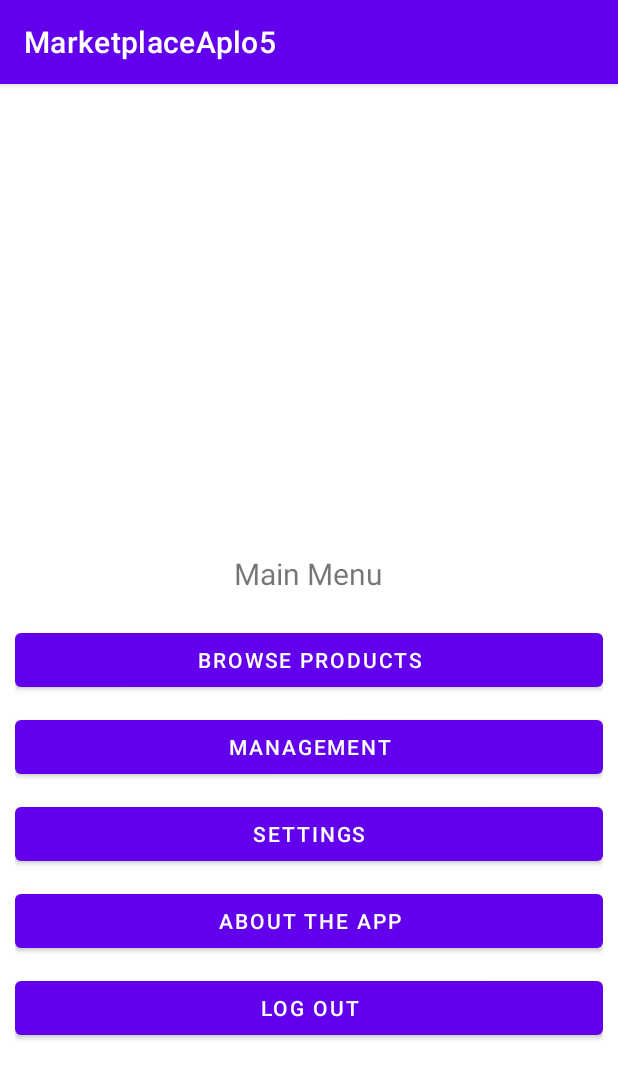
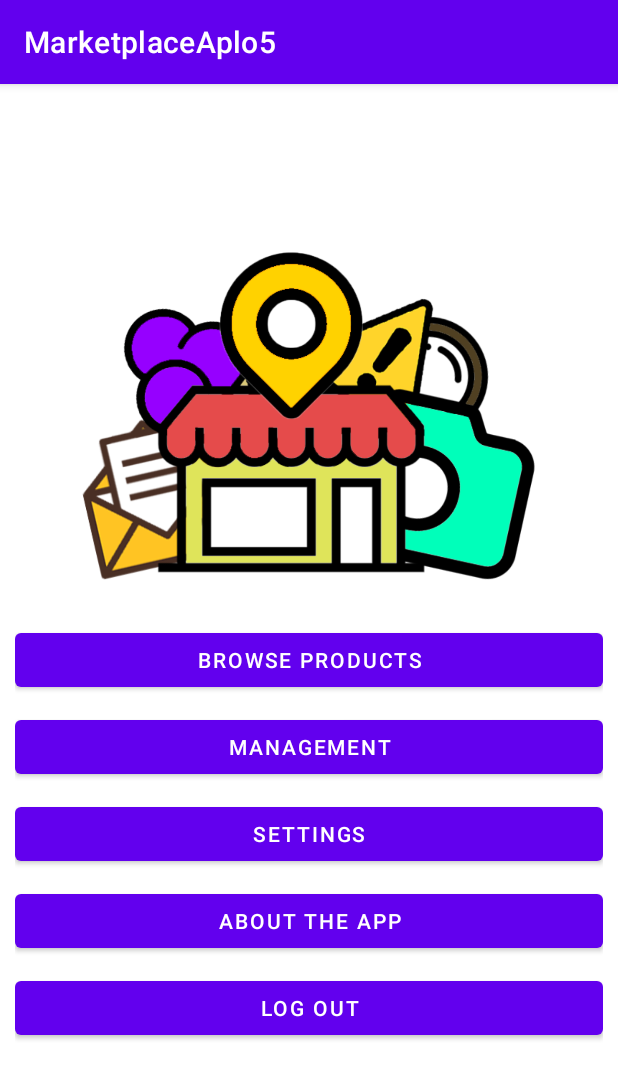
Before and after one commit to MidNoon/Marketplace-Application533, an Android app: the screen it shows after launch once a user with an empty profile is signed in (MainActivity), on a phone screen of 412 x 824 dp. Shown: the top 1079 px of the screen. Run offline under Robolectric (Android 15) with nearby library versions, the phone set to English and light mode, and no system bars; our stand-ins replace Firebase (no records; nobody signed in at launch, a user with empty details on screens opened directly).

Commit message:
Logo I randomly made

```diff
--- a/MarketplaceAplo5/app/src/main/res/layout/activity_main.xml
+++ b/MarketplaceAplo5/app/src/main/res/layout/activity_main.xml
@@ -16,16 +16,15 @@
             Logout -> ACTION -> LOGS USER OUT
     -->
 
-    <TextView
+    <ImageView
         android:id="@+id/text_welcome"
-        android:layout_width="wrap_content"
-        android:layout_height="wrap_content"
-        android:layout_above="@+id/button_main_browse"
-        android:text="Main Menu"
-        android:layout_centerInParent="true"
-        android:textSize="20dp"
-        android:layout_marginBottom="10dp"
-        />
+        android:layout_width="303dp"
+        android:layout_height="259dp"
+        android:layout_centerHorizontal="true"
+        android:layout_above="@id/button_main_browse"
+        android:layout_marginTop="100dp"
+        android:layout_marginBottom="8dp"
+        android:src="@drawable/logo1" />
 
 
     <Button
```
Also changed, not shown: MarketplaceAplo5/app/src/main/res/layout/activity_login.xml (+4 -5 lines), MarketplaceAplo5/app/src/main/res/layout/activity_registration.xml (+4 -5 lines), MarketplaceAplo5/app/src/main/res/drawable/logo.png (added), MarketplaceAplo5/app/src/main/res/drawable/logo1.png (added).
